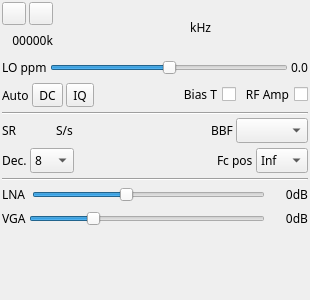
Before: the Qt Designer form plugins/samplesource/hackrfinput/hackrfinputgui.ui in f4exb/sdrangel, drawn with Qt 5.
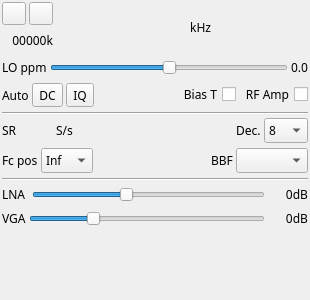
After: the same form once the commit is applied. Icons and pictures are not drawn. Custom widgets are drawn as their Qt base class.

Commit message: HackRF input: GUI updates

```diff
--- a/plugins/samplesource/hackrfinput/hackrfinputgui.ui
+++ b/plugins/samplesource/hackrfinput/hackrfinputgui.ui
@@ -2,6 +2,14 @@
 <ui version="4.0">
  <class>HackRFInputGui</class>
  <widget class="QWidget" name="HackRFInputGui">
+  <property name="geometry">
+   <rect>
+    <x>0</x>
+    <y>0</y>
+    <width>310</width>
+    <height>300</height>
+   </rect>
+  </property>
   <property name="sizePolicy">
    <sizepolicy hsizetype="Minimum" vsizetype="Minimum">
     <horstretch>0</horstretch>
@@ -358,47 +366,13 @@
       </spacer>
      </item>
      <item>
-      <widget class="QLabel" name="bbFiltLabel">
-       <property name="text">
-        <string>BBF</string>
-       </property>
-      </widget>
-     </item>
-     <item>
-      <widget class="QComboBox" name="bbFilter">
-       <property name="toolTip">
-        <string>RF bandpas filter</string>
-       </property>
-      </widget>
-     </item>
-    </layout>
-   </item>
-   <item>
-    <layout class="QGridLayout" name="gridLayout_decim" columnstretch="0,0,0,0,0">
-     <property name="topMargin">
-      <number>2</number>
-     </property>
-     <property name="bottomMargin">
-      <number>2</number>
-     </property>
-     <property name="spacing">
-      <number>3</number>
-     </property>
-     <item row="0" column="0">
       <widget class="QLabel" name="label_decim">
        <property name="text">
         <string>Dec.</string>
        </property>
       </widget>
      </item>
-     <item row="0" column="3">
-      <widget class="QLabel" name="label_fcPos">
-       <property name="text">
-        <string>Fc pos</string>
-       </property>
-      </widget>
-     </item>
-     <item row="0" column="1">
+     <item>
       <widget class="QComboBox" name="decim">
        <property name="maximumSize">
         <size>
@@ -449,7 +423,34 @@
        </item>
       </widget>
      </item>
+    </layout>
+   </item>
+   <item>
+    <layout class="QGridLayout" name="gridLayout_decim" columnstretch="0,0,0,0,0,0">
+     <property name="topMargin">
+      <number>2</number>
+     </property>
+     <property name="bottomMargin">
+      <number>2</number>
+     </property>
+     <property name="spacing">
+      <number>3</number>
+     </property>
      <item row="0" column="4">
+      <widget class="QComboBox" name="bbFilter">
+       <property name="toolTip">
+        <string>RF bandpas filter</string>
+       </property>
+      </widget>
+     </item>
+     <item row="0" column="0">
+      <widget class="QLabel" name="label_fcPos">
+       <property name="text">
+        <string>Fc pos</string>
+       </property>
+      </widget>
+     </item>
+     <item row="0" column="1">
       <widget class="QComboBox" name="fcPos">
        <property name="maximumSize">
         <size>
@@ -490,6 +491,13 @@
        </property>
       </spacer>
      </item>
+     <item row="0" column="3">
+      <widget class="QLabel" name="bbFiltLabel">
+       <property name="text">
+        <string>BBF</string>
+       </property>
+      </widget>
+     </item>
     </layout>
    </item>
    <item>
```
Left out of the diff: 1 changed line with no effect on the pictures. The commit also changes 1 other file.
